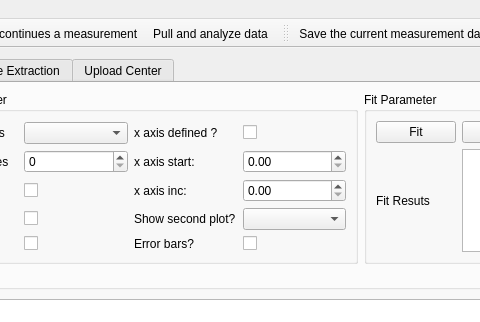
This is gui/pulsed/ui_pulsed_maingui.ui in Ulm-IQO/qudi as Qt 5 draws it before an edit; both pictures show x 365 to 845 and y 0 to 322 of the 1009 by 946 pixel window. The edited form follows.
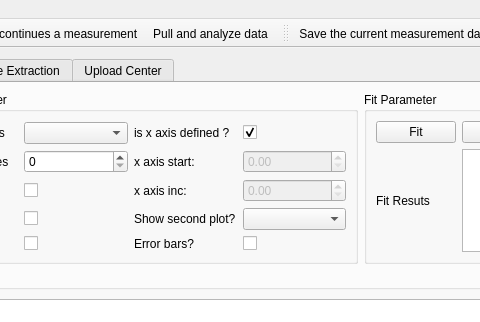
This is the edited form. The open tabs and pages were chosen to show the change. Icons and pictures are not drawn. Custom widgets are drawn as their Qt base class.

Commit message: Changed the "is x-axis defined?" checkbox to be checked by default (meaning the x-axis ticks are defined in the PulseBlockEnsemble/Sequence). The DoubleSpinBoxes for manually entering the ticks are now only disabled and not invisible when the checkbox is checked. This will be good in the future to see the predefined x-axis ticks coming from the Ensemble/Sequence objects even though you do not want to overwrite it manually. Also the GUI elements are not shifting that way when you change the state of the checkbox.

Patch:
```diff
--- a/gui/pulsed/ui_pulsed_maingui.ui
+++ b/gui/pulsed/ui_pulsed_maingui.ui
@@ -236,7 +236,7 @@
                  <item row="0" column="2">
                   <widget class="QLabel" name="label_29">
                    <property name="text">
-                    <string>x axis defined ?</string>
+                    <string>is x axis defined ?</string>
                    </property>
                   </widget>
                  </item>
@@ -307,7 +307,11 @@
                   </widget>
                  </item>
                  <item row="1" column="3">
-                  <widget class="QDoubleSpinBox" name="ana_param_x_axis_start_DoubleSpinBox"/>
+                  <widget class="QDoubleSpinBox" name="ana_param_x_axis_start_DoubleSpinBox">
+                   <property name="enabled">
+                    <bool>false</bool>
+                   </property>
+                  </widget>
                  </item>
                  <item row="4" column="0">
                   <widget class="QLabel" name="label_25">
@@ -321,6 +325,9 @@
                    <property name="text">
                     <string/>
                    </property>
+                   <property name="checked">
+                    <bool>true</bool>
+                   </property>
                   </widget>
                  </item>
                  <item row="2" column="0">
@@ -341,7 +348,11 @@
                   </widget>
                  </item>
                  <item row="2" column="3">
-                  <widget class="QDoubleSpinBox" name="ana_param_x_axis_inc_DoubleSpinBox"/>
+                  <widget class="QDoubleSpinBox" name="ana_param_x_axis_inc_DoubleSpinBox">
+                   <property name="enabled">
+                    <bool>false</bool>
+                   </property>
+                  </widget>
                  </item>
                  <item row="4" column="2">
                   <widget class="QLabel" name="show_errorbars_Label">
```
Left out of the diff: 2 changed lines with no effect on the pictures. The commit also changes 1 other file.
